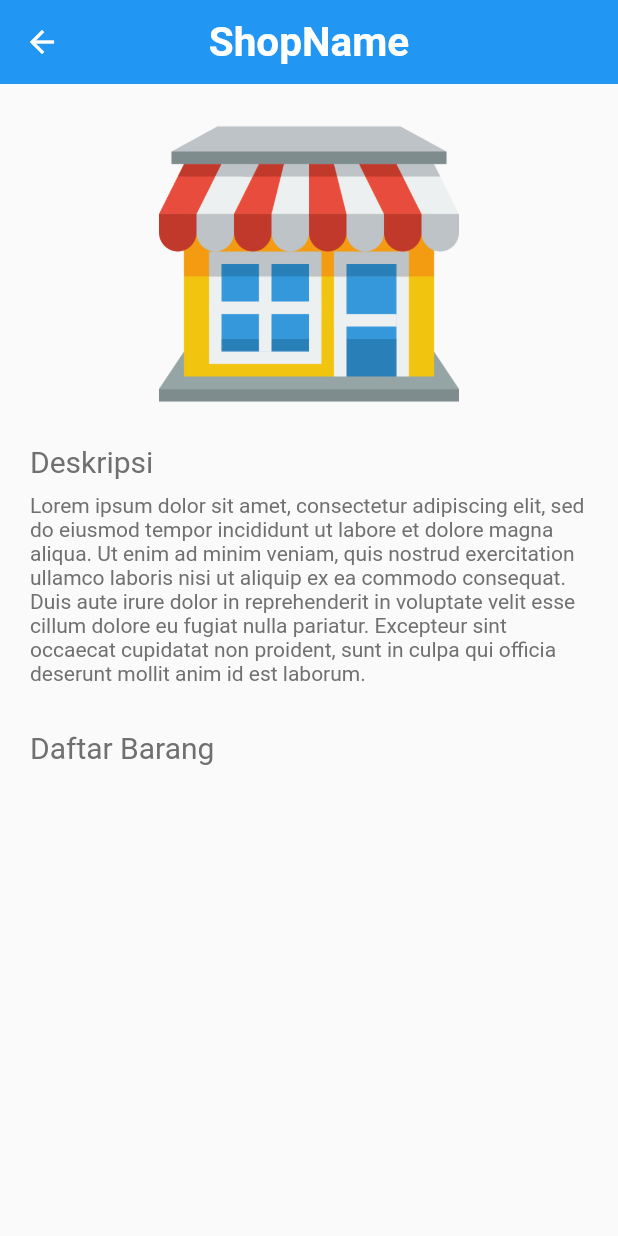
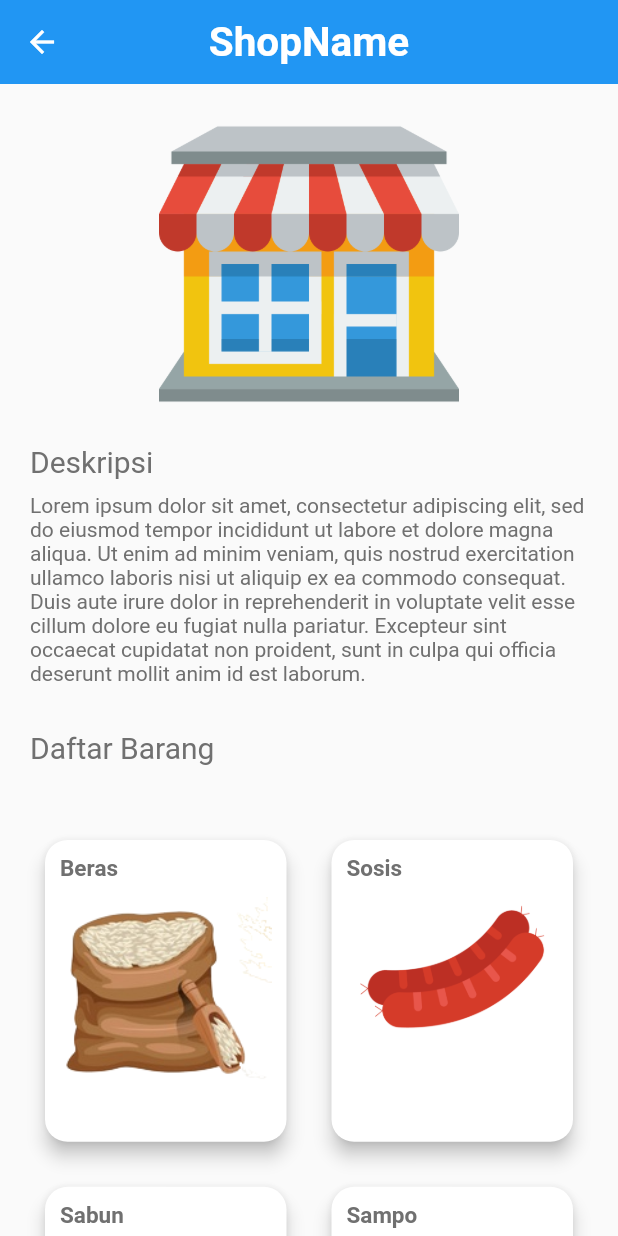
Before and after one commit to alphitardian/flutter_tokolink, a Flutter app: the ShopDetail screen opened by its route, on a phone screen of 412 x 824 dp. Run offline on Flutter 3.47's test engine with Material 2 defaults, Android fonts, the phone set to English and light mode, and no system bars.

Commit message:
Implement GridView in ShopDetailScreen

```diff
--- a/lib/components/card_item.dart
+++ b/lib/components/card_item.dart
@@ -19,7 +19,7 @@ class CardItem extends StatelessWidget {
           elevation: 5,
           child: Container(
             padding: EdgeInsets.symmetric(horizontal: 10, vertical: 10),
-            height: 150,
+            height: 200,
             width: 100,
             child: Column(
               crossAxisAlignment: CrossAxisAlignment.start,
--- a/lib/screens/shopdetail_screen.dart
+++ b/lib/screens/shopdetail_screen.dart
@@ -1,4 +1,5 @@
 import 'package:flutter/material.dart';
+import 'package:ftokolink/components/card_item.dart';
 
 import '../constants.dart';
 
@@ -65,6 +66,50 @@ class ShopDetail extends StatelessWidget {
                   ),
                 ],
               ),
+            ),
+            Container(
+              padding: EdgeInsets.symmetric(horizontal: 20),
+              child: GridView.count(
+                crossAxisCount: 2,
+                shrinkWrap: true,
+                childAspectRatio: 9 / 11,
+                crossAxisSpacing: 10,
+                mainAxisSpacing: 10,
+                physics: ScrollPhysics(),
+                children: <Widget>[
+                  CardItem(
+                    itemName: 'Beras',
+                    image: AssetImage('images/item1.png'),
+                    detail: () {
+                      Navigator.pop(context);
+                    },
+                  ),
+                  CardItem(
+                    itemName: 'Sosis',
+                    image: AssetImage('images/item4.png'),
+                    detail: () {
+                      Navigator.pop(context);
+                    },
+                  ),
+                  CardItem(
+                    itemName: 'Sabun',
+                    image: AssetImage('images/item2.png'),
+                    detail: () {
+                      Navigator.pop(context);
+                    },
+                  ),
+                  CardItem(
+                    itemName: 'Sampo',
+                    image: AssetImage('images/item3.png'),
+                    detail: () {
+                      Navigator.pop(context);
+                    },
+                  ),
+                ],
+              ),
+            ),
+            SizedBox(
+              height: 20,
             )
           ],
         ),
```
